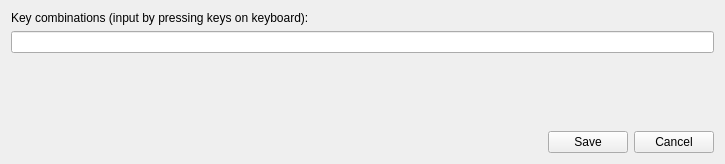
The window that src/keyactioneditwnd.ui (stele95/LinVAM) describes before a commit, drawn with Qt 5.
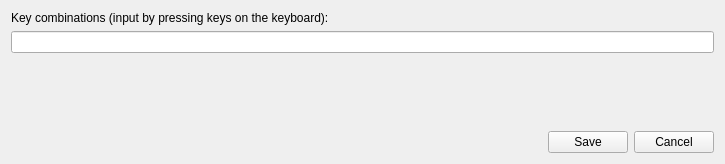
The same window after the commit.

Commit message: add try catch to stoping listener

```diff
--- a/src/keyactioneditwnd.ui
+++ b/src/keyactioneditwnd.ui
@@ -17,7 +17,7 @@
    <item row="0" column="0">
     <widget class="QLabel" name="label">
      <property name="text">
-      <string>Key combinations (input by pressing keys on keyboard):</string>
+      <string>Key combinations (input by pressing keys on the keyboard):</string>
      </property>
     </widget>
    </item>
```
The commit also changes 2 other files.
